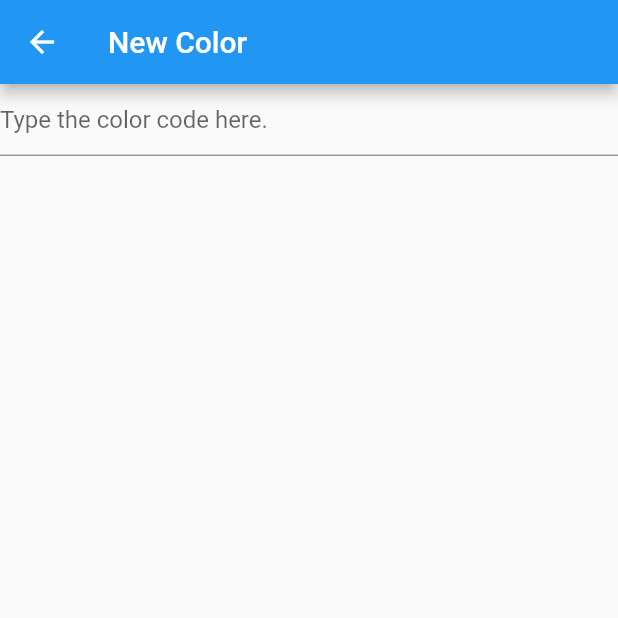
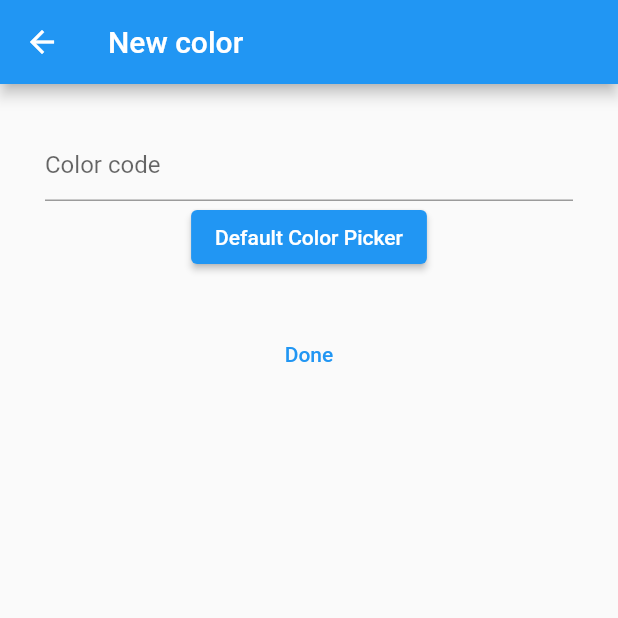
Before and after one commit to VincentGonnet/Colorfool, a Flutter app: the CreateUpdateColorView screen opened by its route, on a phone screen of 412 x 824 dp, the top half of it. Run offline on Flutter 3.47's test engine with Material 2 defaults, Android fonts, the phone set to English and light mode, and no system bars; our stand-ins replace firebase_auth, firebase_core, flutter_colorpicker, sqflite; accounts and stored records are empty.

Commit message:
implemented basic color picker

```diff
--- a/lib/views/colors/create_update_color_view.dart
+++ b/lib/views/colors/create_update_color_view.dart
@@ -1,7 +1,9 @@
 import 'package:colorfool/services/auth/auth_service.dart';
 import 'package:colorfool/services/crud/colors_service.dart';
+import 'package:colorfool/utilities/dialogs/error_dialog.dart';
 import 'package:colorfool/utilities/generics/get_argument.dart';
 import 'package:flutter/material.dart';
+import 'package:flutter_colorpicker/flutter_colorpicker.dart';
 
 class CreateUpdateColorView extends StatefulWidget {
   const CreateUpdateColorView({Key? key}) : super(key: key);
@@ -12,6 +14,8 @@ class CreateUpdateColorView extends StatefulWidget {
 
 class _CreateUpdateColorViewState extends State<CreateUpdateColorView> {
   DatabaseColor? _color;
+  Color _rawColor = Colors.blue;
+  bool hasBeenSaved = false;
   late final ColorsService _colorsService;
   late final TextEditingController _textController;
 
@@ -20,6 +24,8 @@ class _CreateUpdateColorViewState extends State<CreateUpdateColorView> {
     if (widgetColor != null) {
       _color = widgetColor;
       _textController.text = widgetColor.colorCode;
+      _rawColor = _getColorFromFormattedCode(widgetColor.colorCode);
+      hasBeenSaved = true;
       return widgetColor;
     }
 
@@ -33,26 +39,34 @@ class _CreateUpdateColorViewState extends State<CreateUpdateColorView> {
     return newColor;
   }
 
-  void _deleteColorIfTextIsEmpty() {
+  void _deleteColorIfNotSaved() {
     final color = _color;
-    if (_textController.text.isEmpty && color != null) {
+    if (color != null && !hasBeenSaved) {
       _colorsService.deleteColor(id: color.id);
     }
   }
 
-  void _saveColorIfTextIsNotEmpty() async {
+  void _saveColorAndExit() async {
     final color = _color;
     final colorCode = _textController.text;
-    if (colorCode.isNotEmpty && color != null) {
+    if (color != null && _textInputValidation(colorCode)) {
       await _colorsService.updateColor(color: color, colorCode: colorCode);
+      hasBeenSaved = true;
+    } else {
+      showErrorDialog(context, "Invalid color format");
     }
   }
 
+  bool _textInputValidation(String input) {
+    final RegExp hex = RegExp(r'([a-f0-9]{6})');
+    return hex.hasMatch(input);
+  }
+
   void _textControllerListener() async {
-    final color = _color;
-    if (color == null) return;
     final colorCode = _textController.text;
-    await _colorsService.updateColor(color: color, colorCode: colorCode);
+    if (!_textInputValidation(colorCode)) {
+      // TODO: tell the user the input is not correct
+    }
   }
 
   void _setupTextController() {
@@ -69,30 +83,85 @@ class _CreateUpdateColorViewState extends State<CreateUpdateColorView> {
 
   @override
   void dispose() {
-    _deleteColorIfTextIsEmpty();
-    _saveColorIfTextIsNotEmpty();
+    _deleteColorIfNotSaved();
     _textController.dispose();
     super.dispose();
+  }
+
+  String _getFormattedColorCode(Color color) {
+    return color.value.toRadixString(16).substring(2);
+  }
+
+  Color _getColorFromFormattedCode(String colorCode) {
+    return Color(int.parse('ff$colorCode', radix: 16));
   }
 
   @override
   Widget build(BuildContext context) {
     return Scaffold(
-        appBar: AppBar(
-          title: const Text("New Color"),
-        ),
+        appBar: ColorfoolAppBar(controller: _textController),
         body: FutureBuilder(
           future: _createOrGetColor(),
           builder: (context, snapshot) {
             switch (snapshot.connectionState) {
               case ConnectionState.done:
                 _setupTextController();
-                return TextField(
-                  controller: _textController,
-                  maxLines: 1,
-                  decoration: const InputDecoration(
-                      hintText: "Type the color code here."),
-                );
+                return Column(children: [
+                  Container(
+                    alignment: Alignment.center,
+                    padding: const EdgeInsets.all(30),
+                    child: Column(
+                      children: [
+                        TextField(
+                          controller: _textController,
+                          decoration: const InputDecoration(
+                            hintText: "Color code",
+                            hintMaxLines: 1,
+                          ),
+                        ),
+                        ElevatedButton(
+                          onPressed: () {
+                            showDialog(
+                                context: context,
+                                builder: (BuildContext context) {
+                                  return AlertDialog(
+                                    title: const Text("Pick a color !"),
+                                    content: SingleChildScrollView(
+                                      child: ColorPicker(
+                                        pickerColor: _rawColor,
+                                        onColorChanged: (Color color) {
+                                          _rawColor = color;
+                                        },
+                                      ),
+                                    ),
+                                    actions: <Widget>[
+                                      ElevatedButton(
+                                        onPressed: () {
+                                          _textController.text =
+                                              _getFormattedColorCode(_rawColor);
+                                          Navigator.of(context).pop();
+                                        },
+                                        child: const Text("Done"),
+                                      )
+                                    ],
+                                  );
+                                });
+                          },
+                          child: const Text("Default Color Picker"),
+                        )
+                      ],
+                    ),
+                  ),
+                  Container(
+                    alignment: Alignment.bottomCenter,
+                    child: TextButton(
+                      onPressed: () {
+                        _saveColorAndExit();
+                      },
+                      child: const Text("Done"),
+                    ),
+                  )
+                ]);
               default:
                 return const CircularProgressIndicator();
             }
@@ -100,3 +169,48 @@ class _CreateUpdateColorViewState extends State<CreateUpdateColorView> {
         ));
   }
 }
+
+class ColorfoolAppBar extends StatefulWidget implements PreferredSizeWidget {
+  const ColorfoolAppBar({Key? key, required this.controller})
+      : preferredSize = const Size.fromHeight(kToolbarHeight),
+        super(key: key);
+
+  @override
+  final Size preferredSize;
+
+  final TextEditingController controller;
+
+  @override
+  State<ColorfoolAppBar> createState() => _ColorfoolAppBarState();
+}
+
+class _ColorfoolAppBarState extends State<ColorfoolAppBar> {
+  Color _color = Colors.blue;
+  final RegExp hex = RegExp(r'([a-f0-9]{6})');
+
+  void _setColor(String colorCode) {
+    if (hex.hasMatch(colorCode)) {
+      _color = Color(int.parse('ff$colorCode', radix: 16));
+    }
+  }
+
+  @override
+  void initState() {
+    _setColor(widget.controller.text);
+    widget.controller.addListener(() {
+      final colorCode = widget.controller.text;
+      setState(() {
+        _setColor(colorCode);
+      });
+    });
+    super.initState();
+  }
+
+  @override
+  Widget build(BuildContext context) {
+    return AppBar(
+      title: const Text("New color"),
+      backgroundColor: _color,
+    );
+  }
+}
--- a/pubspec.yaml
+++ b/pubspec.yaml
@@ -43,6 +43,7 @@ dependencies:
   sqflite: ^2.1.0
   path_provider: ^2.0.11
   path: ^1.8.2
+  flutter_colorpicker: ^1.0.3
 
 dev_dependencies:
   flutter_test:
```
Also changed, not shown: pubspec.lock.
